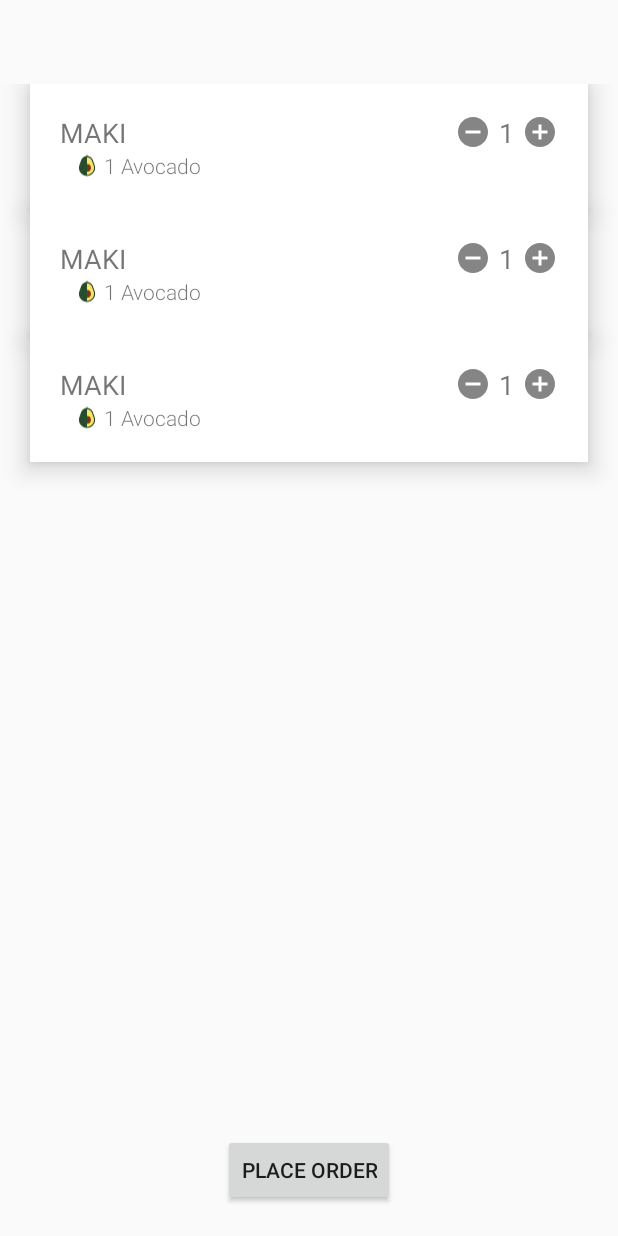
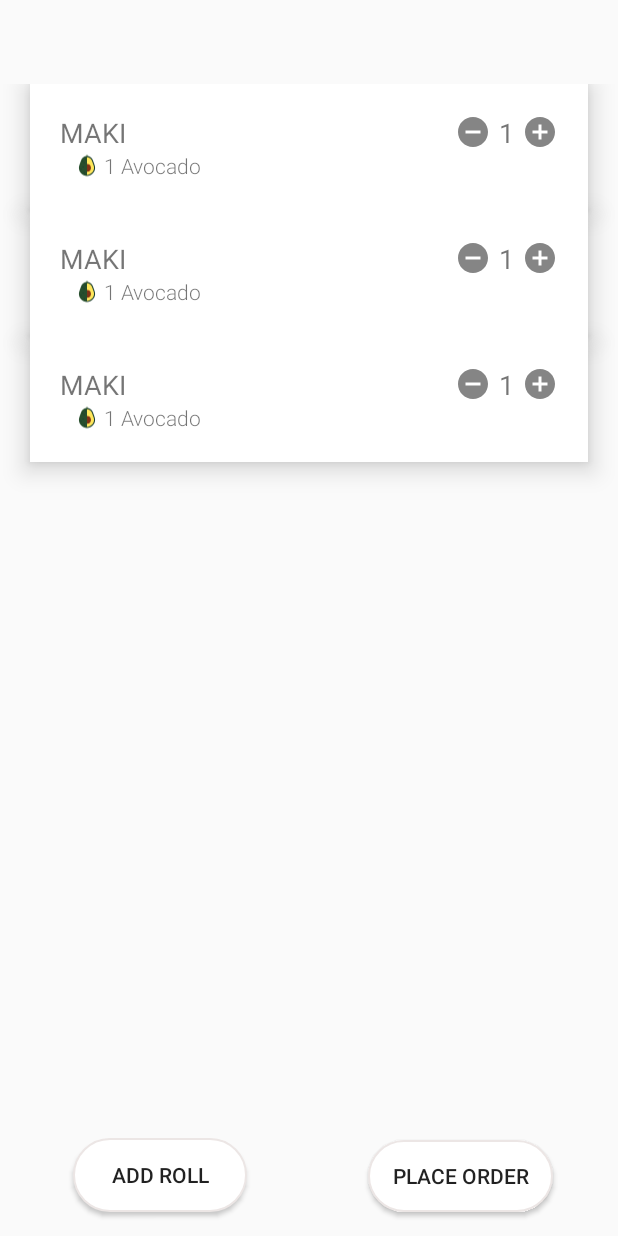
Before and after one commit to ayafjbara/Sushi-Project, an Android app: the layout activity_payment.xml on its own in the app's theme, with its tools: preview values and no code run, on a phone screen of 412 x 824 dp. Run offline under Robolectric (Android 15) with nearby library versions, the phone set to English and light mode, and no system bars.

Commit message:
Added buttons in payment activity

```diff
--- a/app/src/main/java/com/ux/itamae/PaymentActivity.java
+++ b/app/src/main/java/com/ux/itamae/PaymentActivity.java
@@ -87,7 +87,6 @@ public class PaymentActivity extends AppCompatActivity {
         ActionBar actionBar = getSupportActionBar();
         actionBar.setTitle(getString(R.string.order_sum_title));
         actionBar.setDisplayHomeAsUpEnabled(true);
-
     }
 
     @Override
@@ -116,6 +115,12 @@ public class PaymentActivity extends AppCompatActivity {
         });
     }
 
+    public void onAddRollClick(View view) {
+        Intent intent = new Intent(this, MainActivity.class);
+        intent.putExtra(ORDER_KEY, rollOrder);
+        startActivity(intent);
+    }
+
     private void handleIntent(Intent intent) {
 //        rollOrder = intent.getStringExtra(ORDER_KEY);
         sushiRolls = (HashMap<SushiRoll, Integer>) intent.getSerializableExtra(ORDER_KEY);
@@ -124,5 +129,4 @@ public class PaymentActivity extends AppCompatActivity {
 //    private void updateOrderText(String order) {
 //        orderContent.setText(order);
 //    }
-
 }
--- a/app/src/main/java/com/ux/itamae/SushiExtrasActivity.java
+++ b/app/src/main/java/com/ux/itamae/SushiExtrasActivity.java
@@ -21,10 +21,7 @@ import static com.ux.itamae.PaymentActivity.ORDER_KEY;
 public class SushiExtrasActivity extends AppCompatActivity implements GridExtraAdapter.ExtraClickCallBack {
 
     private Context context;
-    private final String CONTEXT_INTENT = "context";
     private final String SUSHI_TYPE_KEY = "SUSHI_TYPE";
-
-    private final int ROLL_FINISHED = 666;
     private String rollType = "";
     private int extras_counter = 0;
 
@@ -37,7 +34,6 @@ public class SushiExtrasActivity extends AppCompatActivity implements GridExtraA
     protected void onCreate(Bundle savedInstanceState) {
         super.onCreate(savedInstanceState);
         setContentView(R.layout.sushi_layout);
-
 
         rollToMenuBtn = findViewById(R.id.rollToMenu);
         rollToSummaryBtn = findViewById(R.id.rollToSummary);
--- a/app/src/main/res/drawable/gray_border_rectangle.xml
+++ b/app/src/main/res/drawable/gray_border_rectangle.xml
@@ -7,8 +7,7 @@
         android:bottom="1dp"
         android:top="-1dp"
         android:right="-1dp"
-        android:left="-1dp"
-        >
+        android:left="-1dp">
 
         <shape
             android:shape="rectangle">
--- a/app/src/main/res/layout/activity_payment.xml
+++ b/app/src/main/res/layout/activity_payment.xml
@@ -1,11 +1,11 @@
 <?xml version="1.0" encoding="utf-8"?>
 <androidx.constraintlayout.widget.ConstraintLayout xmlns:android="http://schemas.android.com/apk/res/android"
     xmlns:app="http://schemas.android.com/apk/res-auto"
+    xmlns:tools="http://schemas.android.com/tools"
     android:layout_width="match_parent"
     android:layout_height="match_parent">
 
     <androidx.constraintlayout.widget.ConstraintLayout
-        xmlns:tools="http://schemas.android.com/tools"
         android:id="@+id/order_layout"
         android:layout_width="match_parent"
         android:layout_height="match_parent"
@@ -42,45 +42,31 @@
             android:layout_marginBottom="10dp"
             tools:listitem="@layout/item_roll"/>
 
-<!--        <LinearLayout-->
-<!--            android:id="@+id/order_text_layout"-->
-<!--            android:layout_width="wrap_content"-->
-<!--            android:layout_height="wrap_content"-->
-<!--            android:layout_margin="@dimen/page_margin"-->
-<!--            android:orientation="vertical"-->
-<!--            app:layout_constraintStart_toStartOf="parent"-->
-<!--            app:layout_constraintTop_toBottomOf="@id/toolbar">-->
-
-
-
-<!--            <TextView-->
-<!--                android:id="@+id/type"-->
-<!--                android:layout_width="wrap_content"-->
-<!--                android:layout_height="wrap_content"-->
-<!--                android:layout_marginStart="10dp"-->
-<!--                android:content="@string/sample_order"-->
-<!--                android:textColor="@color/content_text_color"-->
-<!--                android:textSize="18sp" />-->
-
-<!--            <TextView-->
-<!--                android:id="@+id/order_content"-->
-<!--                android:layout_width="wrap_content"-->
-<!--                android:layout_height="wrap_content"-->
-<!--                android:layout_marginStart="10dp"-->
-<!--                android:content="@string/sample_order"-->
-<!--                android:textColor="@color/content_text_color"-->
-<!--                android:textSize="18sp" />-->
-<!--        </LinearLayout>-->
+        <Button
+            android:id="@+id/addRoll"
+            android:layout_width="116dp"
+            android:layout_height="49dp"
+            android:layout_marginBottom="16dp"
+            android:background="@drawable/ic_button_border"
+            android:text="Add roll"
+            android:onClick="onAddRollClick"
+            app:layout_constraintBottom_toBottomOf="parent"
+            app:layout_constraintEnd_toStartOf="@+id/order_btn"
+            app:layout_constraintHorizontal_bias="0.378"
+            app:layout_constraintStart_toStartOf="parent" />
 
         <Button
             android:id="@+id/order_btn"
-            android:layout_width="wrap_content"
-            android:layout_height="wrap_content"
-            android:layout_marginBottom="@dimen/page_margin"
+            android:layout_width="123dp"
+            android:layout_height="48dp"
+            android:layout_marginBottom="16dp"
+            android:background="@drawable/ic_button_border"
             android:text="@string/place_order_btn"
             app:layout_constraintBottom_toBottomOf="parent"
             app:layout_constraintEnd_toEndOf="parent"
+            app:layout_constraintHorizontal_bias="0.85"
             app:layout_constraintStart_toStartOf="parent" />
+
     </androidx.constraintlayout.widget.ConstraintLayout>
 
     <androidx.constraintlayout.widget.ConstraintLayout
```
